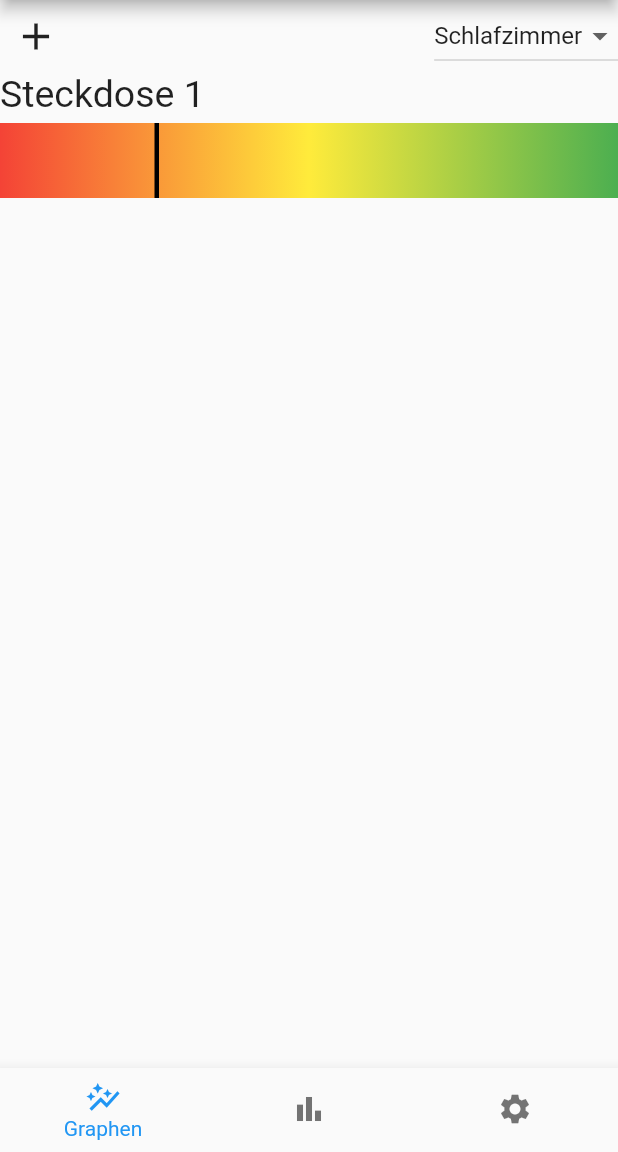
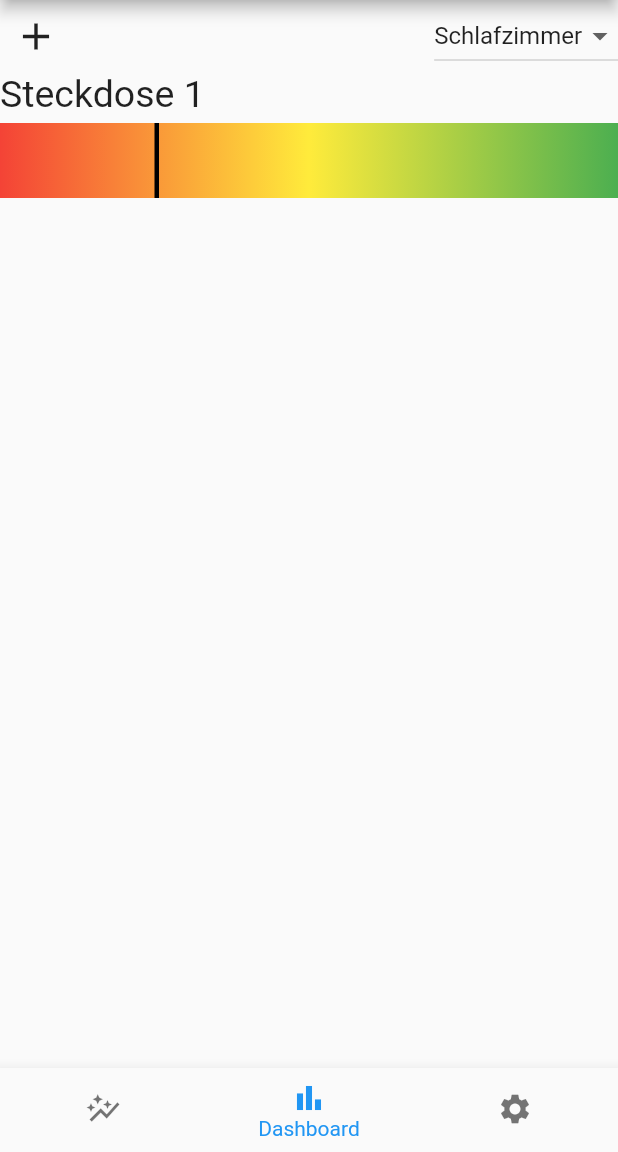
Before and after one commit to Nino678190/Quick-Compare, a Flutter app: the screen it shows after launch, on a phone screen of 412 x 824 dp, the part 84-1236 px from its top. Run offline on Flutter 3.47's test engine with Material 2 defaults, Android fonts, the phone set to English and light mode, and no system bars.

Commit message:
cleaned code

```diff
--- a/quick_compare/lib/main.dart
+++ b/quick_compare/lib/main.dart
@@ -27,7 +27,7 @@ class QuickCompare extends StatefulWidget {
 }
 
 class _QuickCompareState extends State<QuickCompare> {
-  int navigationindex = 0;
+  int navigationindex = 1;
   var raume = ["Schlafzimmer"];
   String raumwahl = "Schlafzimmer";
   var steckdosen = [
@@ -180,7 +180,7 @@ class _QuickCompareState extends State<QuickCompare> {
                                     left: MediaQuery.of(context).size.width/(100/steckdosenWerteProzent[raume.indexOf(raumwahl)][index])<MediaQuery.of(context).size.width-3 ? MediaQuery.of(context).size.width/(100/steckdosenWerteProzent[raume.indexOf(raumwahl)][index]) : MediaQuery.of(context).size.width-3,
                                     child: Container(
                                       width: 3,
-                                      height: 55,
+                                      height: 50,
                                       color: Colors.black,
                                     ),
                                   )
```
